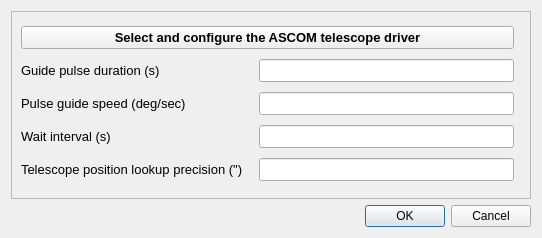
Above: Source/ascom_dialog.ui from Rolf-Hempel/MoonPanoramaMaker before the change. Below: the same form after it.
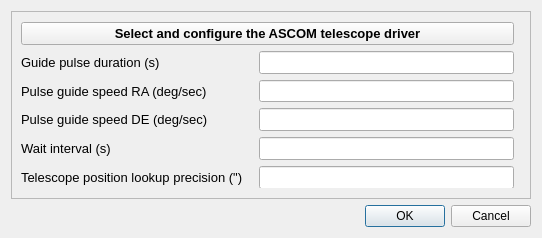
That is the form after the change.

Commit message: Separate parameters introduced for pulse guide in RA and DE

The edit to the form file:
```diff
--- a/Source/ascom_dialog.ui
+++ b/Source/ascom_dialog.ui
@@ -30,8 +30,8 @@
        <rect>
         <x>0</x>
         <y>0</y>
-        <width>520</width>
-        <height>185</height>
+        <width>522</width>
+        <height>189</height>
        </rect>
       </property>
       <widget class="QWidget" name="layoutWidget">
@@ -40,7 +40,7 @@
          <x>0</x>
          <y>10</y>
          <width>511</width>
-         <height>164</height>
+         <height>166</height>
         </rect>
        </property>
        <layout class="QGridLayout" name="gridLayout">
@@ -94,7 +94,7 @@
           </property>
          </widget>
         </item>
-        <item row="3" column="0">
+        <item row="4" column="0">
          <widget class="QLabel" name="wait_interval">
           <property name="font">
            <font>
@@ -109,7 +109,7 @@
           </property>
          </widget>
         </item>
-        <item row="3" column="1">
+        <item row="4" column="1">
          <widget class="QLineEdit" name="input_wait_interval">
           <property name="font">
            <font>
@@ -118,7 +118,7 @@
           </property>
          </widget>
         </item>
-        <item row="5" column="0">
+        <item row="6" column="0">
          <widget class="QLabel" name="telescope_lookup_precision">
           <property name="font">
            <font>
@@ -133,7 +133,7 @@
           </property>
          </widget>
         </item>
-        <item row="5" column="1">
+        <item row="6" column="1">
          <widget class="QLineEdit" name="input_telescope_lookup_precision">
           <property name="font">
            <font>
@@ -153,7 +153,7 @@
            <string>Speed of pulse guide operations in RA/DE. Must be between 0. and 1.</string>
           </property>
           <property name="text">
-           <string>Pulse guide speed (deg/sec)</string>
+           <string>Pulse guide speed RA (deg/sec)</string>
           </property>
          </widget>
         </item>
@@ -169,6 +169,30 @@
           </property>
          </widget>
         </item>
+        <item row="3" column="0">
+         <widget class="QLabel" name="pulse_guide_speed_de">
+          <property name="font">
+           <font>
+            <pointsize>10</pointsize>
+           </font>
+          </property>
+          <property name="toolTip">
+           <string>Speed of pulse guide operations in DE. Must be between 0. and 0.1. The range of allowed values may be restricted further by the ASCOM driver.</string>
+          </property>
+          <property name="text">
+           <string>Pulse guide speed DE (deg/sec)</string>
+          </property>
+         </widget>
+        </item>
+        <item row="3" column="1">
+         <widget class="QLineEdit" name="input_pulse_guide_speed_de">
+          <property name="font">
+           <font>
+            <pointsize>10</pointsize>
+           </font>
+          </property>
+         </widget>
+        </item>
        </layout>
       </widget>
      </widget>
```
Left out of the diff: 6 changed lines with no effect on the pictures. The commit also changes 4 other files.
